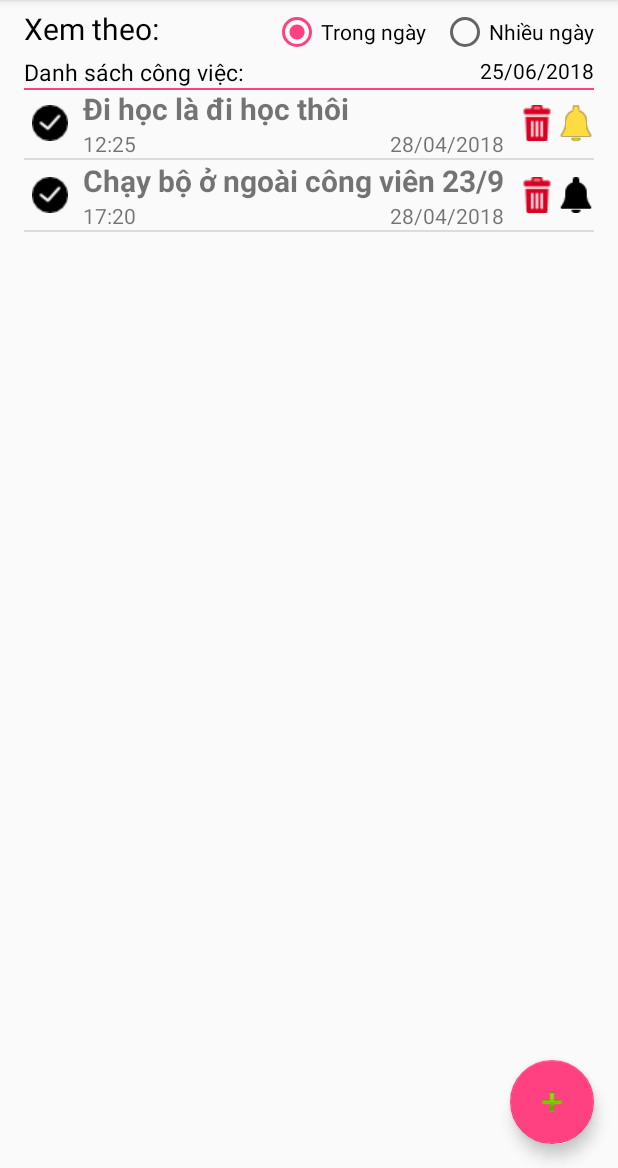
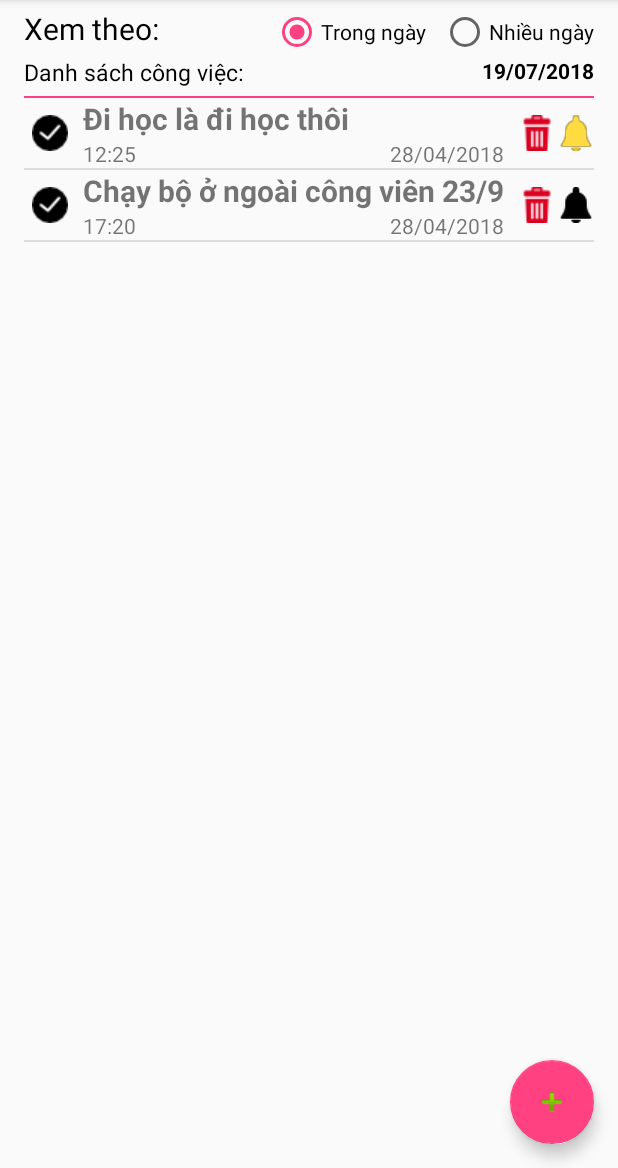
Before and after one commit to trancaoviet7514/to-do-List, an Android app: the screen it shows after launch (MainActivity), on a phone screen of 412 x 824 dp, the part 68-1236 px from its top. Run offline under Robolectric (Android 15) with nearby library versions, the light colour scheme and no system bars; libraries missing offline, so code that uses them is left out: com.twinkle94.monthyearpicker.

Commit message:
Update code Viewmode UI 2

```diff
--- a/app/src/main/java/com/example/trancaoviet/myhelper/MainActivity.java
+++ b/app/src/main/java/com/example/trancaoviet/myhelper/MainActivity.java
@@ -41,6 +41,7 @@ import android.widget.DatePicker;
 import android.widget.EditText;
 import android.widget.ListView;
 import android.widget.RadioButton;
+import android.widget.RadioGroup;
 import android.widget.Spinner;
 import android.widget.Switch;
 import android.widget.TextView;
@@ -79,6 +80,7 @@ public class MainActivity extends AppCompatActivity implements NavigationView.On
 
     TextView txtDateStart,txtDateEnd,txtDateDevider;
     RadioButton rdOneDayMode, rdSomeDayMode;
+    RadioGroup rgViewMode;
 
     Calendar dateSelected = Calendar.getInstance(); // use for storge data seleted in dialog add task
     SimpleDateFormat dateFormatter = new SimpleDateFormat("dd/MM/yyyy");
@@ -267,6 +269,9 @@ public class MainActivity extends AppCompatActivity implements NavigationView.On
             @Override
             public void onClick(View view) {
                 String TaskContent = edtTaskContent.getText().toString();
+                if(TaskContent.equals("")){
+                    TaskContent = "[Không có nội dung]";
+                }
                 String Date = btnDate.getText().toString();
                 String Time = btnTime.getText().toString();
                 boolean Notifycation = btnNotifycation.isChecked();
@@ -347,20 +352,95 @@ public class MainActivity extends AppCompatActivity implements NavigationView.On
 
         taskAdapter.notifyDataSetChanged();
     }
+    //---------------------------------
+
+    private void addControls() {
+
+        fab = (FloatingActionButton) findViewById(R.id.fab);
+
+        rcvTask = (RecyclerView) findViewById(R.id.rcvTask);
+        LinearLayoutManager linearLayoutManager = new LinearLayoutManager(this,LinearLayoutManager.VERTICAL,false);
+        DividerItemDecoration dividerItemDecoration = new DividerItemDecoration(this,linearLayoutManager.getOrientation());
+        rcvTask.addItemDecoration(dividerItemDecoration);
+        rcvTask.setLayoutManager(linearLayoutManager);
+
+        TaskList = new ArrayList<Task>();
+        taskAdapter = new TaskAdapter(TaskList,MainActivity.this);
+        rcvTask.setAdapter(taskAdapter);
+
+        txtDateStart = (TextView) findViewById(R.id.txtDateStart);
+        txtDateDevider = (TextView) findViewById(R.id.txtDeviderCharacter_DateStart_DateEnd);
+        txtDateEnd = (TextView) findViewById(R.id.txtDateEnd);
+
+        rgViewMode = (RadioGroup) findViewById(R.id.rgViewMode);
+        rdOneDayMode = (RadioButton) findViewById(R.id.rdOneDay);
+        rdSomeDayMode = (RadioButton) findViewById(R.id.rdSomeDay);
+    }
 
     private void addEvents() {
-        slideToRemoveTask();
         openDadabase();
         setEvent_fabButtonClick();
+        slideToRemoveTask();
+        loadCurrentDateforTxtDateEnd();
+        setEvent_radioButtonSelected();
+        setEvent_txtDateClick();
+    }
 
-        //load currentTime for value of spiner
+    private void setEvent_txtDateClick() {
+        txtDateEnd.setOnClickListener(new View.OnClickListener() {
+            @Override
+            public void onClick(View view) {
+                Calendar newCalendar = Calendar.getInstance();
+                final DatePickerDialog datePickerDialog = new DatePickerDialog(MainActivity.this, new DatePickerDialog.OnDateSetListener() {
+
+                    public void onDateSet(DatePicker view, int year, int monthOfYear, int dayOfMonth) {
+                        dateSelected.set(year, monthOfYear, dayOfMonth, 0, 0);
+
+                        txtDateEnd.setText(dateFormatter.format(dateSelected.getTime()));
+                    }
+
+                }, newCalendar.get(Calendar.YEAR), newCalendar.get(Calendar.MONTH), newCalendar.get(Calendar.DAY_OF_MONTH));
+                datePickerDialog.show();
+            }
+        });
+        txtDateStart.setOnClickListener(new View.OnClickListener() {
+            @Override
+            public void onClick(View view) {
+                Calendar newCalendar = Calendar.getInstance();
+                final DatePickerDialog datePickerDialog = new DatePickerDialog(MainActivity.this, new DatePickerDialog.OnDateSetListener() {
+
+                    public void onDateSet(DatePicker view, int year, int monthOfYear, int dayOfMonth) {
+                        dateSelected.set(year, monthOfYear, dayOfMonth, 0, 0);
+
+                        txtDateStart.setText(dateFormatter.format(dateSelected.getTime()));
+                    }
+
+                }, newCalendar.get(Calendar.YEAR), newCalendar.get(Calendar.MONTH), newCalendar.get(Calendar.DAY_OF_MONTH));
+                datePickerDialog.show();
+            }
+        });
+    }
+    private void setEvent_radioButtonSelected() {
+        rgViewMode.setOnCheckedChangeListener(new RadioGroup.OnCheckedChangeListener() {
+            @Override
+            public void onCheckedChanged(RadioGroup radioGroup, int i) {
+                if(rdOneDayMode.isChecked()){
+                    txtDateDevider.setVisibility(View.INVISIBLE);
+                    txtDateStart.setVisibility(View.INVISIBLE);
+                }
+                else{
+                    txtDateStart.setVisibility(View.VISIBLE);
+                    txtDateDevider.setVisibility(View.VISIBLE);
+                }
+            }
+        });
+    }
+    private void loadCurrentDateforTxtDateEnd(){
         Calendar currentTime = Calendar.getInstance();
         SimpleDateFormat dateFormat = new SimpleDateFormat("dd/MM/yyyy");
-        String date = dateFormat.format(currentTime.getTime());
-
+        txtDateEnd.setText(dateFormat.format(currentTime.getTime()));
     }
-
-    void slideToRemoveTask(){
+    private void slideToRemoveTask(){
         ItemTouchHelper swipeToDismissTouchHelper = new ItemTouchHelper(new ItemTouchHelper.SimpleCallback(
                 ItemTouchHelper.LEFT | ItemTouchHelper.RIGHT, ItemTouchHelper.LEFT | ItemTouchHelper.RIGHT) {
             @Override
@@ -380,10 +460,10 @@ public class MainActivity extends AppCompatActivity implements NavigationView.On
         });
         swipeToDismissTouchHelper.attachToRecyclerView(rcvTask);
     }
-    void openDadabase(){
+    private void openDadabase(){
         database = openOrCreateDatabase(DATABASE_NAME,MODE_PRIVATE,null);
     }
-    void setEvent_fabButtonClick(){
+    private void setEvent_fabButtonClick(){
         fab.setOnClickListener(new View.OnClickListener() {
             @Override
             public void onClick(View view) {
@@ -392,26 +472,6 @@ public class MainActivity extends AppCompatActivity implements NavigationView.On
             }
         });
     }
-
-
-    //---------------------------------
-
-    private void addControls() {
-
-        fab = (FloatingActionButton) findViewById(R.id.fab);
-
-        rcvTask = (RecyclerView) findViewById(R.id.rcvTask);
-        LinearLayoutManager linearLayoutManager = new LinearLayoutManager(this,LinearLayoutManager.VERTICAL,false);
-        DividerItemDecoration dividerItemDecoration = new DividerItemDecoration(this,linearLayoutManager.getOrientation());
-        rcvTask.addItemDecoration(dividerItemDecoration);
-        rcvTask.setLayoutManager(linearLayoutManager);
-
-        TaskList = new ArrayList<Task>();
-        taskAdapter = new TaskAdapter(TaskList,MainActivity.this);
-        rcvTask.setAdapter(taskAdapter);
-
-    }
-
 
 
     private void xulySaoChepCSDLtuAsset() {
--- a/app/src/main/res/layout/content_main.xml
+++ b/app/src/main/res/layout/content_main.xml
@@ -61,7 +61,8 @@
         android:id="@+id/txtDateStart"
         android:layout_toLeftOf="@id/txtDeviderCharacter_DateStart_DateEnd"
         android:visibility="invisible"
-        android:textColor="#000000"/>
+        android:textColor="#000000"
+        android:textStyle="bold"/>
     <TextView
         android:text="---"
         android:layout_width="wrap_content"
@@ -81,7 +82,8 @@
         android:layout_alignParentEnd="true"
         android:layout_below="@id/rgViewMode"
         android:id="@+id/txtDateEnd"
-        android:textColor="#000000"/>
+        android:textColor="#000000"
+        android:textStyle="bold"/>
 
     <TextView
         android:layout_width="match_parent"
@@ -89,11 +91,11 @@
         android:layout_below="@id/textView"
         android:id="@+id/textView2"
         android:background="@color/colorAccent"
-        />
+        android:layout_marginTop="5dp"/>
 
     <android.support.v7.widget.RecyclerView
         android:layout_width="match_parent"
         android:layout_height="match_parent"
-        android:layout_below="@id/textView"
+        android:layout_below="@id/textView2"
         android:id="@+id/rcvTask" />
 </RelativeLayout>
```
